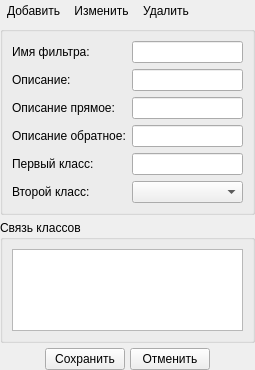
rdnvndr/raindrop, file src/plugins/modeleride/filterpropwidget.ui: the form before one commit.
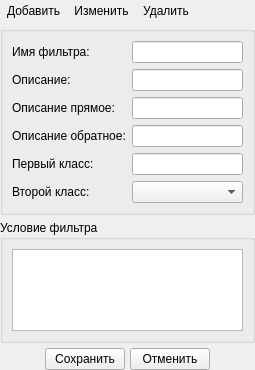
The form after the commit. Icons and pictures are not drawn. Custom widgets are drawn as their Qt base class.

```diff
--- a/src/plugins/modeleride/filterpropwidget.ui
+++ b/src/plugins/modeleride/filterpropwidget.ui
@@ -181,7 +181,7 @@
    <item>
     <widget class="QGroupBox" name="groupBoxCondition">
      <property name="title">
-      <string>Связь классов</string>
+      <string>Условие фильтра</string>
      </property>
      <layout class="QVBoxLayout" name="verticalLayout_2">
       <item>
```
Left out of the diff: 15 changed lines with no effect on the pictures.
